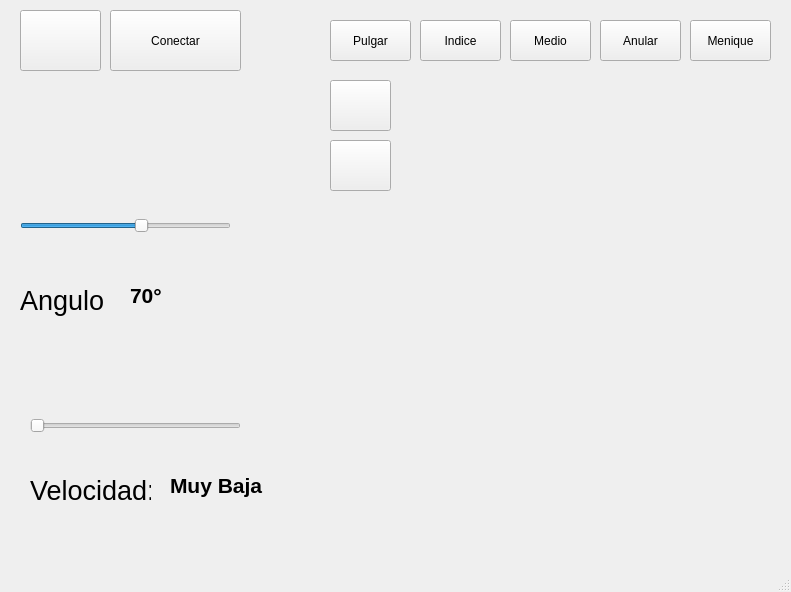
lrolomeli/exoesqueleto-mano, file programacion/pythongui/exoesqueleto.ui: the form before one commit.
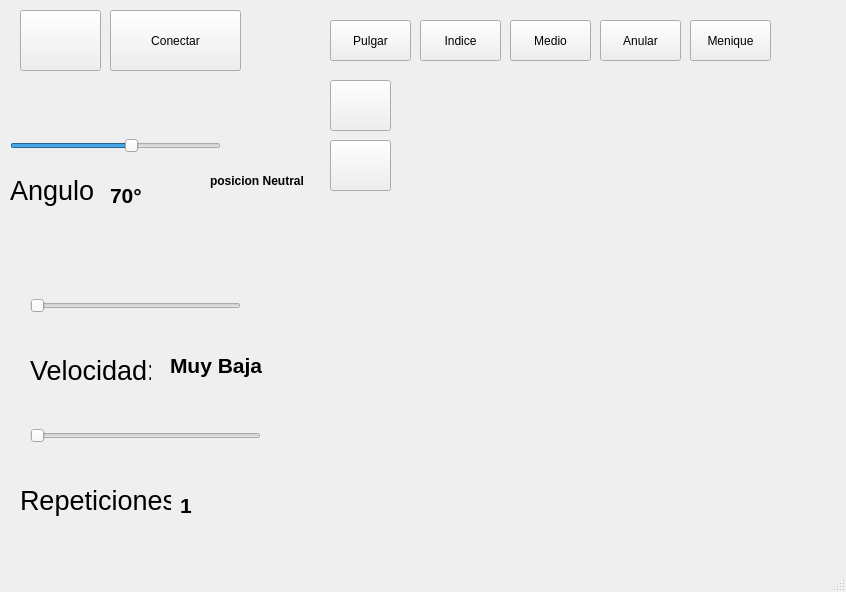
The form after the commit. Icons and pictures are not drawn.

Commit message: mis cambios en la gui

```diff
--- a/programacion/pythongui/exoesqueleto.ui
+++ b/programacion/pythongui/exoesqueleto.ui
@@ -6,7 +6,7 @@
    <rect>
     <x>0</x>
     <y>0</y>
-    <width>791</width>
+    <width>846</width>
     <height>592</height>
    </rect>
   </property>
@@ -319,7 +319,7 @@
     <property name="geometry">
      <rect>
       <x>30</x>
-      <y>400</y>
+      <y>280</y>
       <width>211</width>
       <height>51</height>
      </rect>
@@ -341,7 +341,7 @@
     <property name="geometry">
      <rect>
       <x>30</x>
-      <y>470</y>
+      <y>350</y>
       <width>121</width>
       <height>41</height>
      </rect>
@@ -359,7 +359,7 @@
     <property name="geometry">
      <rect>
       <x>170</x>
-      <y>470</y>
+      <y>350</y>
       <width>201</width>
       <height>31</height>
      </rect>
@@ -377,8 +377,8 @@
    <widget class="QSlider" name="angle_slider">
     <property name="geometry">
      <rect>
-      <x>20</x>
-      <y>200</y>
+      <x>10</x>
+      <y>120</y>
       <width>211</width>
       <height>51</height>
      </rect>
@@ -402,8 +402,8 @@
    <widget class="QLabel" name="label_3">
     <property name="geometry">
      <rect>
-      <x>20</x>
-      <y>280</y>
+      <x>10</x>
+      <y>170</y>
       <width>121</width>
       <height>41</height>
      </rect>
@@ -420,8 +420,8 @@
    <widget class="QLabel" name="angle_label">
     <property name="geometry">
      <rect>
-      <x>130</x>
-      <y>280</y>
+      <x>110</x>
+      <y>180</y>
       <width>201</width>
       <height>31</height>
      </rect>
@@ -436,6 +436,128 @@
      <string>70°</string>
     </property>
    </widget>
+   <widget class="QSlider" name="Reps_Slider">
+    <property name="geometry">
+     <rect>
+      <x>30</x>
+      <y>410</y>
+      <width>231</width>
+      <height>51</height>
+     </rect>
+    </property>
+    <property name="minimum">
+     <number>1</number>
+    </property>
+    <property name="maximum">
+     <number>10</number>
+    </property>
+    <property name="pageStep">
+     <number>1</number>
+    </property>
+    <property name="value">
+     <number>1</number>
+    </property>
+    <property name="orientation">
+     <enum>Qt::Horizontal</enum>
+    </property>
+   </widget>
+   <widget class="QLabel" name="label_2">
+    <property name="geometry">
+     <rect>
+      <x>20</x>
+      <y>480</y>
+      <width>151</width>
+      <height>41</height>
+     </rect>
+    </property>
+    <property name="font">
+     <font>
+      <pointsize>20</pointsize>
+     </font>
+    </property>
+    <property name="text">
+     <string>Repeticiones</string>
+    </property>
+   </widget>
+   <widget class="QLabel" name="Reps_label_2">
+    <property name="geometry">
+     <rect>
+      <x>180</x>
+      <y>490</y>
+      <width>201</width>
+      <height>31</height>
+     </rect>
+    </property>
+    <property name="font">
+     <font>
+      <pointsize>16</pointsize>
+      <bold>true</bold>
+     </font>
+    </property>
+    <property name="text">
+     <string>1</string>
+    </property>
+   </widget>
+   <widget class="QLabel" name="Neutral_Label">
+    <property name="geometry">
+     <rect>
+      <x>130</x>
+      <y>150</y>
+      <width>181</width>
+      <height>71</height>
+     </rect>
+    </property>
+    <property name="text">
+     <string/>
+    </property>
+    <property name="pixmap">
+     <pixmap>../../../../../Pictures/mano_interfaz_2.png</pixmap>
+    </property>
+   </widget>
+   <widget class="QLabel" name="PN_label">
+    <property name="geometry">
+     <rect>
+      <x>210</x>
+      <y>170</y>
+      <width>101</width>
+      <height>21</height>
+     </rect>
+    </property>
+    <property name="font">
+     <font>
+      <bold>true</bold>
+     </font>
+    </property>
+    <property name="text">
+     <string>posicion Neutral</string>
+    </property>
+   </widget>
+   <zorder>Neutral_Label</zorder>
+   <zorder>mvdwn_bt</zorder>
+   <zorder>mvup_bt</zorder>
+   <zorder>thumb_bt</zorder>
+   <zorder>indx_bt</zorder>
+   <zorder>home_bt</zorder>
+   <zorder>bluetooth_bt</zorder>
+   <zorder>middle_bt</zorder>
+   <zorder>ring_bt</zorder>
+   <zorder>little_bt</zorder>
+   <zorder>label_hand</zorder>
+   <zorder>label_thumb</zorder>
+   <zorder>label_index</zorder>
+   <zorder>label_middle</zorder>
+   <zorder>label_ring</zorder>
+   <zorder>label_little</zorder>
+   <zorder>speed_slider</zorder>
+   <zorder>label</zorder>
+   <zorder>speed_label</zorder>
+   <zorder>angle_slider</zorder>
+   <zorder>label_3</zorder>
+   <zorder>angle_label</zorder>
+   <zorder>Reps_Slider</zorder>
+   <zorder>label_2</zorder>
+   <zorder>Reps_label_2</zorder>
+   <zorder>PN_label</zorder>
   </widget>
   <widget class="QMenuBar" name="menubar">
    <property name="geometry">
```
Left out of the diff: 2 changed lines with no effect on the pictures. The commit also changes 3 other files.
